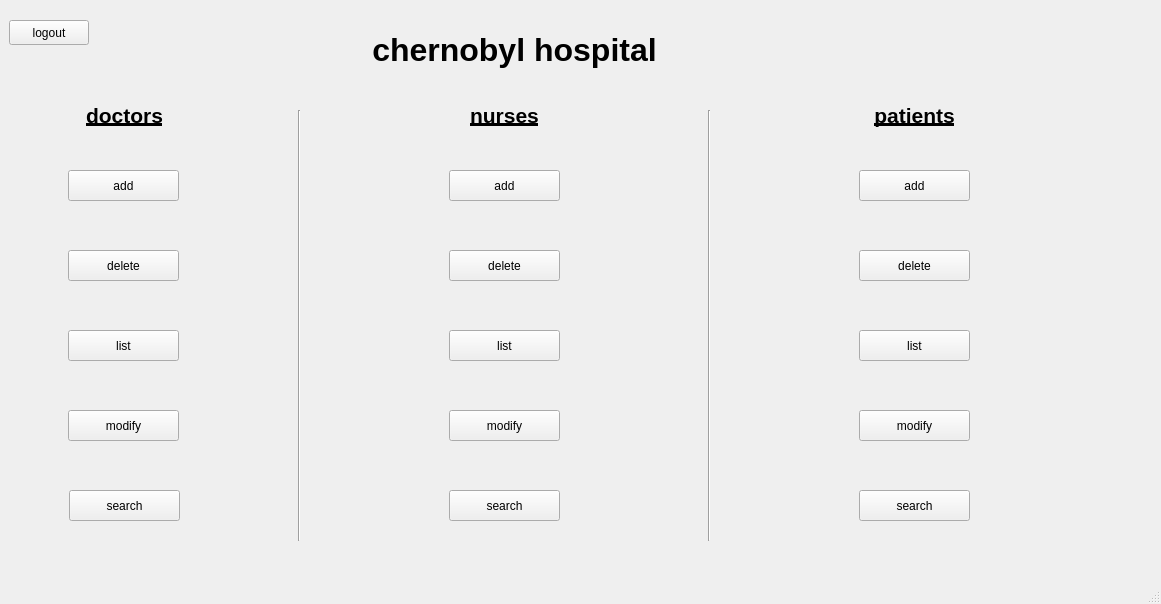
Above: hospital/mainwindow.ui from midou5098/hospital-remake before the change. Below: the same form after it.
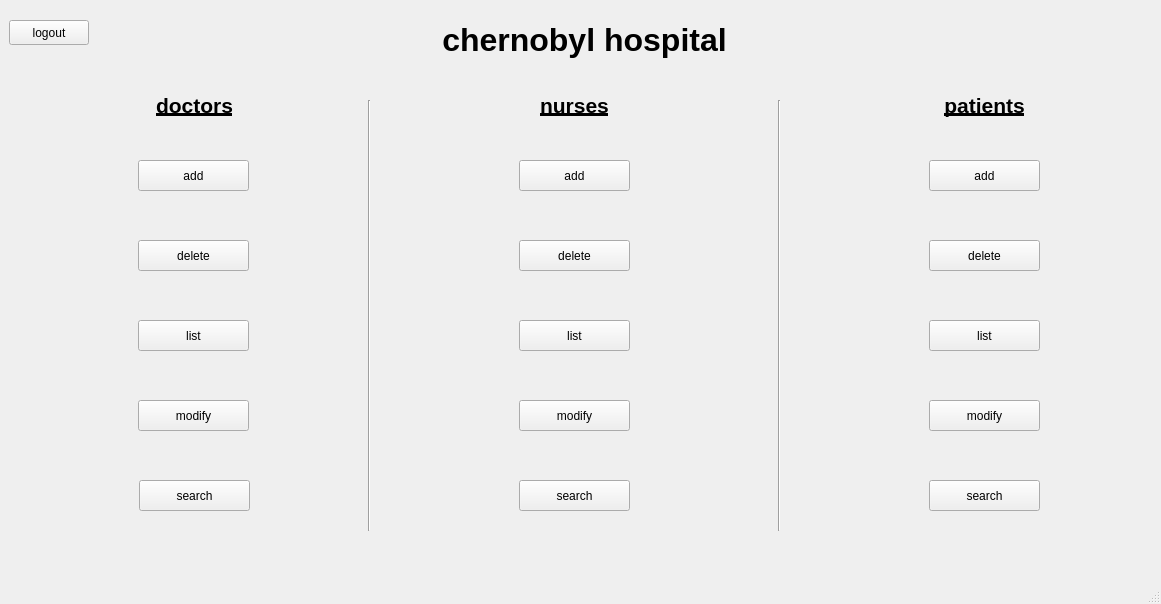
That is the form after the change. The open tabs and pages were chosen to show the change.

Commit message: double clicks on the listing button caused the list widget to display the smae info two times , a new variable is added to the databse class(mainwindow class would require a lot of pointer passing) that turns true if any update happends to the database  and the listing happends only if its true then reverts it back to false

What changed in the file:
```diff
--- a/hospital/mainwindow.ui
+++ b/hospital/mainwindow.ui
@@ -341,8 +341,8 @@
      <widget class="QLabel" name="label_333">
       <property name="geometry">
        <rect>
-        <x>330</x>
-        <y>20</y>
+        <x>400</x>
+        <y>10</y>
         <width>371</width>
         <height>41</height>
        </rect>
@@ -354,8 +354,8 @@
      <widget class="Line" name="line_26">
       <property name="geometry">
        <rect>
-        <x>270</x>
-        <y>100</y>
+        <x>340</x>
+        <y>90</y>
         <width>61</width>
         <height>431</height>
        </rect>
@@ -367,8 +367,8 @@
      <widget class="QPushButton" name="add_n">
       <property name="geometry">
        <rect>
-        <x>450</x>
-        <y>160</y>
+        <x>520</x>
+        <y>150</y>
         <width>111</width>
         <height>31</height>
        </rect>
@@ -380,8 +380,8 @@
      <widget class="QPushButton" name="add_p">
       <property name="geometry">
        <rect>
-        <x>860</x>
-        <y>160</y>
+        <x>930</x>
+        <y>150</y>
         <width>111</width>
         <height>31</height>
        </rect>
@@ -393,8 +393,8 @@
      <widget class="QPushButton" name="ln">
       <property name="geometry">
        <rect>
-        <x>450</x>
-        <y>320</y>
+        <x>520</x>
+        <y>310</y>
         <width>111</width>
         <height>31</height>
        </rect>
@@ -406,8 +406,8 @@
      <widget class="QPushButton" name="del_p">
       <property name="geometry">
        <rect>
-        <x>860</x>
-        <y>240</y>
+        <x>930</x>
+        <y>230</y>
         <width>111</width>
         <height>31</height>
        </rect>
@@ -419,8 +419,8 @@
      <widget class="Line" name="line_27">
       <property name="geometry">
        <rect>
-        <x>680</x>
-        <y>100</y>
+        <x>750</x>
+        <y>90</y>
         <width>61</width>
         <height>431</height>
        </rect>
@@ -432,8 +432,8 @@
      <widget class="QPushButton" name="md">
       <property name="geometry">
        <rect>
-        <x>69</x>
-        <y>400</y>
+        <x>139</x>
+        <y>390</y>
         <width>111</width>
         <height>31</height>
        </rect>
@@ -445,8 +445,8 @@
      <widget class="QPushButton" name="ld">
       <property name="geometry">
        <rect>
-        <x>69</x>
-        <y>320</y>
+        <x>139</x>
+        <y>310</y>
         <width>111</width>
         <height>31</height>
        </rect>
@@ -458,8 +458,8 @@
      <widget class="QPushButton" name="mn">
       <property name="geometry">
        <rect>
-        <x>450</x>
-        <y>400</y>
+        <x>520</x>
+        <y>390</y>
         <width>111</width>
         <height>31</height>
        </rect>
@@ -471,8 +471,8 @@
      <widget class="QPushButton" name="mp">
       <property name="geometry">
        <rect>
-        <x>860</x>
-        <y>400</y>
+        <x>930</x>
+        <y>390</y>
         <width>111</width>
         <height>31</height>
        </rect>
@@ -484,8 +484,8 @@
      <widget class="QPushButton" name="del_n">
       <property name="geometry">
        <rect>
-        <x>450</x>
-        <y>240</y>
+        <x>520</x>
+        <y>230</y>
         <width>111</width>
         <height>31</height>
        </rect>
@@ -497,8 +497,8 @@
      <widget class="QLabel" name="label_334">
       <property name="geometry">
        <rect>
-        <x>860</x>
-        <y>90</y>
+        <x>930</x>
+        <y>80</y>
         <width>111</width>
         <height>31</height>
        </rect>
@@ -510,8 +510,8 @@
      <widget class="QLabel" name="label_335">
       <property name="geometry">
        <rect>
-        <x>70</x>
-        <y>90</y>
+        <x>140</x>
+        <y>80</y>
         <width>111</width>
         <height>31</height>
        </rect>
@@ -523,8 +523,8 @@
      <widget class="QLabel" name="label_336">
       <property name="geometry">
        <rect>
-        <x>450</x>
-        <y>90</y>
+        <x>520</x>
+        <y>80</y>
         <width>111</width>
         <height>31</height>
        </rect>
@@ -536,8 +536,8 @@
      <widget class="QPushButton" name="del_d">
       <property name="geometry">
        <rect>
-        <x>69</x>
-        <y>240</y>
+        <x>139</x>
+        <y>230</y>
         <width>111</width>
         <height>31</height>
        </rect>
@@ -549,8 +549,8 @@
      <widget class="QPushButton" name="add_d">
       <property name="geometry">
        <rect>
-        <x>69</x>
-        <y>160</y>
+        <x>139</x>
+        <y>150</y>
         <width>111</width>
         <height>31</height>
        </rect>
@@ -562,8 +562,8 @@
      <widget class="QPushButton" name="lp">
       <property name="geometry">
        <rect>
-        <x>860</x>
-        <y>320</y>
+        <x>930</x>
+        <y>310</y>
         <width>111</width>
         <height>31</height>
        </rect>
@@ -588,8 +588,8 @@
      <widget class="QPushButton" name="sd">
       <property name="geometry">
        <rect>
-        <x>70</x>
-        <y>480</y>
+        <x>140</x>
+        <y>470</y>
         <width>111</width>
         <height>31</height>
        </rect>
@@ -601,8 +601,8 @@
      <widget class="QPushButton" name="sn">
       <property name="geometry">
        <rect>
-        <x>450</x>
-        <y>480</y>
+        <x>520</x>
+        <y>470</y>
         <width>111</width>
         <height>31</height>
        </rect>
@@ -614,8 +614,8 @@
      <widget class="QPushButton" name="sp">
       <property name="geometry">
        <rect>
-        <x>860</x>
-        <y>480</y>
+        <x>930</x>
+        <y>470</y>
         <width>111</width>
         <height>31</height>
        </rect>
```
The commit also changes 5 other files.
